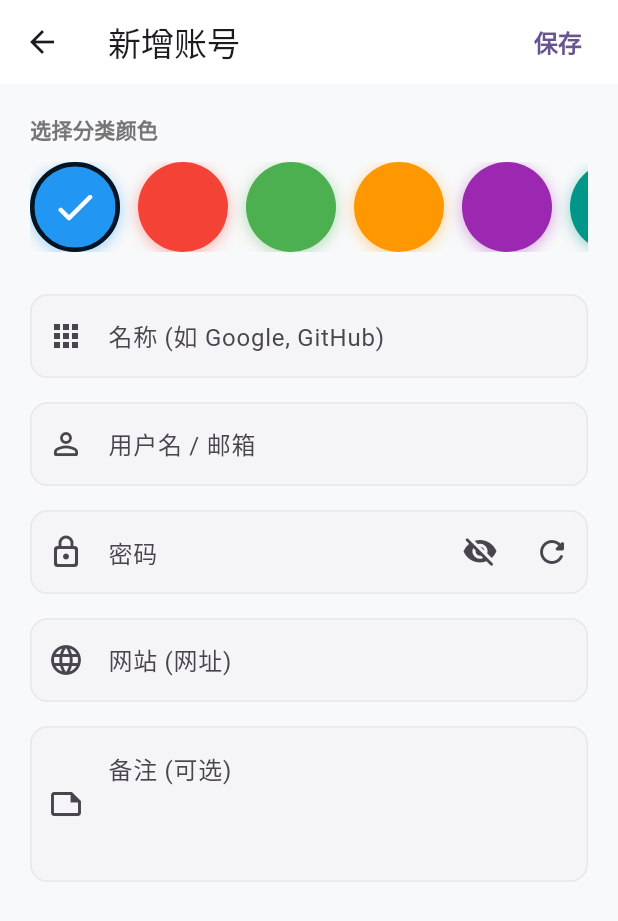
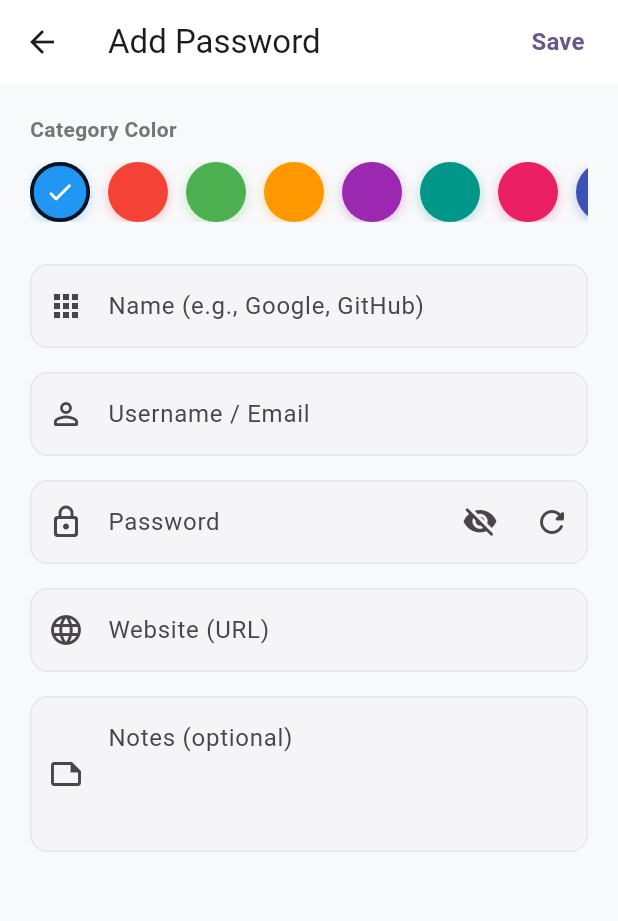
Before and after one commit to could-ai/019aa9fa-38d1-7340-afd4-becc18e65372, a Flutter app: the AddEditPasswordScreen screen opened directly, on a phone screen of 412 x 824 dp. Shown: the top 921 px of the screen. Run offline on Flutter 3.47's test engine with Material 3 defaults, Android fonts, the phone set to English and light mode, and no system bars.

Commit message:
Changed all UI text from Chinese to English throughout the HomeScreen. Modified the color indicator from a large circular icon (52x52) to a small vertical color tag/label (8x52) positioned on the left side of each password entry card, matching the design in the second image. Updated search placeholder to 'Search passwords...', empty state messages to English, and copy notification text to English.; Converted all UI text from Chinese to English in the Add/Edit Password screen. Reduced color picker circles from 60x60 to 40x40 pixels to make them smaller and more subtle as color tags/labels rather than dominant visual elements. Updated all form labels, hints, buttons, and dialog messages to English.; Converted all UI text from Chinese to English in the Settings screen. Changed theme options from Chinese to English: '跟随系统' to 'System Default', '浅色模式' to 'Light Mode', '深色模式' to 'Dark Mode', and '外观' to 'APPEARANCE'.

```diff
--- a/usr/lib/screens/add_edit_password_screen.dart
+++ b/usr/lib/screens/add_edit_password_screen.dart
@@ -89,12 +89,12 @@ class _AddEditPasswordScreenState extends State<AddEditPasswordScreen> {
       showDialog(
         context: context,
         builder: (context) => AlertDialog(
-          title: const Text('删除密码？'),
-          content: const Text('确定要删除这个密码吗？此操作无法撤销。'),
+          title: const Text('Delete Password?'),
+          content: const Text('Are you sure you want to delete this password? This action cannot be undone.'),
           actions: [
             TextButton(
               onPressed: () => Navigator.pop(context),
-              child: const Text('取消'),
+              child: const Text('Cancel'),
             ),
             TextButton(
               onPressed: () {
@@ -103,7 +103,7 @@ class _AddEditPasswordScreenState extends State<AddEditPasswordScreen> {
                 Navigator.pop(context); // Close screen
               },
               style: TextButton.styleFrom(foregroundColor: Colors.red),
-              child: const Text('删除'),
+              child: const Text('Delete'),
             ),
           ],
         ),
@@ -133,18 +133,18 @@ class _AddEditPasswordScreenState extends State<AddEditPasswordScreen> {
 
     return Scaffold(
       appBar: AppBar(
-        title: Text(isEditing ? '编辑账号' : '新增账号'),
+        title: Text(isEditing ? 'Edit Password' : 'Add Password'),
         actions: [
           if (isEditing)
             IconButton(
               icon: const Icon(Icons.delete_outline),
               onPressed: _deleteEntry,
-              tooltip: '删除',
+              tooltip: 'Delete',
             ),
           TextButton(
             onPressed: _saveEntry,
             child: const Text(
-              '保存',
+              'Save',
               style: TextStyle(fontSize: 16, fontWeight: FontWeight.w600),
             ),
           ),
@@ -158,9 +158,9 @@ class _AddEditPasswordScreenState extends State<AddEditPasswordScreen> {
           child: Column(
             crossAxisAlignment: CrossAxisAlignment.start,
             children: [
-              // Color Selection Section
+              // Color Selection Section - Smaller Tags
               Text(
-                '选择分类颜色',
+                'Category Color',
                 style: TextStyle(
                   fontSize: 14,
                   fontWeight: FontWeight.w600,
@@ -169,7 +169,7 @@ class _AddEditPasswordScreenState extends State<AddEditPasswordScreen> {
               ),
               const SizedBox(height: 12),
               SizedBox(
-                height: 60,
+                height: 40,
                 child: ListView.builder(
                   scrollDirection: Axis.horizontal,
                   itemCount: _colorOptions.length,
@@ -183,8 +183,8 @@ class _AddEditPasswordScreenState extends State<AddEditPasswordScreen> {
                         });
                       },
                       child: Container(
-                        width: 60,
-                        height: 60,
+                        width: 40,
+                        height: 40,
                         margin: const EdgeInsets.only(right: 12),
                         decoration: BoxDecoration(
                           shape: BoxShape.circle,
@@ -193,12 +193,12 @@ class _AddEditPasswordScreenState extends State<AddEditPasswordScreen> {
                             color: isSelected
                                 ? (isDark ? Colors.white : Colors.black87)
                                 : Colors.transparent,
-                            width: 3,
+                            width: 2.5,
                           ),
                           boxShadow: [
                             BoxShadow(
-                              color: color.withOpacity(0.4),
-                              blurRadius: 8,
+                              color: color.withOpacity(0.3),
+                              blurRadius: 6,
                               offset: const Offset(0, 2),
                             ),
                           ],
@@ -207,7 +207,7 @@ class _AddEditPasswordScreenState extends State<AddEditPasswordScreen> {
                             ? const Icon(
                                 Icons.check_rounded,
                                 color: Colors.white,
-                                size: 32,
+                                size: 20,
                               )
                             : null,
                       ),
@@ -221,8 +221,8 @@ class _AddEditPasswordScreenState extends State<AddEditPasswordScreen> {
               TextFormField(
                 controller: _titleController,
                 decoration: InputDecoration(
-                  labelText: '名称 (如 Google, GitHub)',
-                  hintText: '输入账号名称',
+                  labelText: 'Name (e.g., Google, GitHub)',
+                  hintText: 'Enter account name',
                   border: OutlineInputBorder(
                     borderRadius: BorderRadius.circular(12),
                   ),
@@ -232,7 +232,7 @@ class _AddEditPasswordScreenState extends State<AddEditPasswordScreen> {
                 textCapitalization: TextCapitalization.sentences,
                 validator: (value) {
                   if (value == null || value.isEmpty) {
-                    return '请输入名称';
+                    return 'Please enter a name';
                   }
                   return null;
                 },
@@ -243,8 +243,8 @@ class _AddEditPasswordScreenState extends State<AddEditPasswordScreen> {
               TextFormField(
                 controller: _usernameController,
                 decoration: InputDecoration(
-                  labelText: '用户名 / 邮箱',
-                  hintText: '输入用户名或邮箱',
+                  labelText: 'Username / Email',
+                  hintText: 'Enter username or email',
                   border: OutlineInputBorder(
                     borderRadius: BorderRadius.circular(12),
                   ),
@@ -260,8 +260,8 @@ class _AddEditPasswordScreenState extends State<AddEditPasswordScreen> {
                 controller: _passwordController,
                 obscureText: !_isPasswordVisible,
                 decoration: InputDecoration(
-                  labelText: '密码',
-                  hintText: '输入密码',
+                  labelText: 'Password',
+                  hintText: 'Enter password',
                   border: OutlineInputBorder(
                     borderRadius: BorderRadius.circular(12),
                   ),
@@ -285,14 +285,14 @@ class _AddEditPasswordScreenState extends State<AddEditPasswordScreen> {
                       IconButton(
                         icon: const Icon(Icons.refresh_rounded),
                         onPressed: _generatePassword,
-                        tooltip: '生成密码',
+                        tooltip: 'Generate password',
                       ),
                     ],
                   ),
                 ),
                 validator: (value) {
                   if (value == null || value.isEmpty) {
-                    return '请输入密码';
+                    return 'Please enter a password';
                   }
                   return null;
                 },
@@ -303,7 +303,7 @@ class _AddEditPasswordScreenState extends State<AddEditPasswordScreen> {
               TextFormField(
                 controller: _urlController,
                 decoration: InputDecoration(
-                  labelText: '网站 (网址)',
+                  labelText: 'Website (URL)',
                   hintText: 'https://example.com',
                   border: OutlineInputBorder(
                     borderRadius: BorderRadius.circular(12),
@@ -319,8 +319,8 @@ class _AddEditPasswordScreenState extends State<AddEditPasswordScreen> {
               TextFormField(
                 controller: _notesController,
                 decoration: InputDecoration(
-                  labelText: '备注 (可选)',
-                  hintText: '添加备注信息',
+                  labelText: 'Notes (optional)',
+                  hintText: 'Add any notes',
                   border: OutlineInputBorder(
                     borderRadius: BorderRadius.circular(12),
                   ),
@@ -395,7 +395,7 @@ class _PasswordGeneratorSheetState extends State<PasswordGeneratorSheet> {
             mainAxisAlignment: MainAxisAlignment.spaceBetween,
             children: [
               Text(
-                '生成密码',
+                'Generate Password',
                 style: Theme.of(context).textTheme.titleLarge?.copyWith(
                       fontWeight: FontWeight.bold,
                     ),
@@ -439,7 +439,7 @@ class _PasswordGeneratorSheetState extends State<PasswordGeneratorSheet> {
           Row(
             children: [
               Text(
-                '长度: ',
+                'Length: ',
                 style: TextStyle(
                   fontSize: 16,
                   fontWeight: FontWeight.w600,
@@ -479,7 +479,7 @@ class _PasswordGeneratorSheetState extends State<PasswordGeneratorSheet> {
           ),
           const SizedBox(height: 8),
           SwitchListTile(
-            title: const Text('字母 (A-Z, a-z)'),
+            title: const Text('Letters (A-Z, a-z)'),
             value: _useLetters,
             onChanged: (value) {
               setState(() => _useLetters = value);
@@ -489,7 +489,7 @@ class _PasswordGeneratorSheetState extends State<PasswordGeneratorSheet> {
             shape: RoundedRectangleBorder(borderRadius: BorderRadius.circular(12)),
           ),
           SwitchListTile(
-            title: const Text('数字 (0-9)'),
+            title: const Text('Numbers (0-9)'),
             value: _useNumbers,
             onChanged: (value) {
               setState(() => _useNumbers = value);
@@ -499,7 +499,7 @@ class _PasswordGeneratorSheetState extends State<PasswordGeneratorSheet> {
             shape: RoundedRectangleBorder(borderRadius: BorderRadius.circular(12)),
           ),
           SwitchListTile(
-            title: const Text('特殊字符 (!@#...)'),
+            title: const Text('Special Characters (!@#...)'),
             value: _useSpecial,
             onChanged: (value) {
               setState(() => _useSpecial = value);
@@ -521,7 +521,7 @@ class _PasswordGeneratorSheetState extends State<PasswordGeneratorSheet> {
               ),
             ),
             child: const Text(
-              '使用此密码',
+              'Use This Password',
               style: TextStyle(fontSize: 16, fontWeight: FontWeight.w600),
             ),
           ),
--- a/usr/lib/screens/home_screen.dart
+++ b/usr/lib/screens/home_screen.dart
@@ -46,7 +46,7 @@ class _HomeScreenState extends State<HomeScreen> {
     Clipboard.setData(ClipboardData(text: value));
     ScaffoldMessenger.of(context).showSnackBar(
       SnackBar(
-        content: Text('$label 已复制到剪贴板'),
+        content: Text('$label copied to clipboard'),
         duration: const Duration(seconds: 2),
         behavior: SnackBarBehavior.floating,
       ),
@@ -108,7 +108,7 @@ class _HomeScreenState extends State<HomeScreen> {
                       child: TextField(
                         controller: _searchController,
                         decoration: InputDecoration(
-                          hintText: '搜索账号...',
+                          hintText: 'Search passwords...',
                           hintStyle: TextStyle(
                             color: isDark ? Colors.grey[400] : Colors.grey[500],
                             fontSize: 16,
@@ -186,7 +186,7 @@ class _HomeScreenState extends State<HomeScreen> {
                           ),
                           const SizedBox(height: 20),
                           Text(
-                            _searchQuery.isEmpty ? '暂无密码' : '未找到相关结果',
+                            _searchQuery.isEmpty ? 'No passwords yet' : 'No results found',
                             style: Theme.of(context).textTheme.titleLarge?.copyWith(
                                   color: Colors.grey[500],
                                   fontWeight: FontWeight.w500,
@@ -238,24 +238,13 @@ class _HomeScreenState extends State<HomeScreen> {
                                 children: [
                                   Row(
                                     children: [
-                                      // Modern Color Icon/Avatar
+                                      // Small Color Tag/Label
                                       Container(
-                                        width: 52,
+                                        width: 8,
                                         height: 52,
                                         decoration: BoxDecoration(
-                                          color: entry.categoryColor.withOpacity(0.15),
-                                          borderRadius: BorderRadius.circular(14),
-                                        ),
-                                        alignment: Alignment.center,
-                                        child: Text(
-                                          entry.title.isNotEmpty
-                                              ? entry.title[0].toUpperCase()
-                                              : '?',
-                                          style: TextStyle(
-                                            color: entry.categoryColor,
-                                            fontSize: 22,
-                                            fontWeight: FontWeight.bold,
-                                          ),
+                                          color: entry.categoryColor,
+                                          borderRadius: BorderRadius.circular(4),
                                         ),
                                       ),
                                       const SizedBox(width: 16),
@@ -303,10 +292,10 @@ class _HomeScreenState extends State<HomeScreen> {
                                           color: isDark
                                               ? Colors.grey[400]
                                               : Colors.grey[700],
-                                          tooltip: '复制密码',
+                                          tooltip: 'Copy password',
                                           padding: EdgeInsets.zero,
                                           onPressed: () =>
-                                              _copyToClipboard(entry.password, '密码'),
+                                              _copyToClipboard(entry.password, 'Password'),
                                         ),
                                       ),
                                     ],
@@ -370,7 +359,7 @@ class _HomeScreenState extends State<HomeScreen> {
         },
         elevation: 4,
         label: const Text(
-          '添加',
+          'Add',
           style: TextStyle(fontWeight: FontWeight.w600, fontSize: 16),
         ),
         icon: const Icon(Icons.add_rounded),
```
Also changed, not shown: usr/lib/screens/settings_screen.dart (+5 -5 lines).
